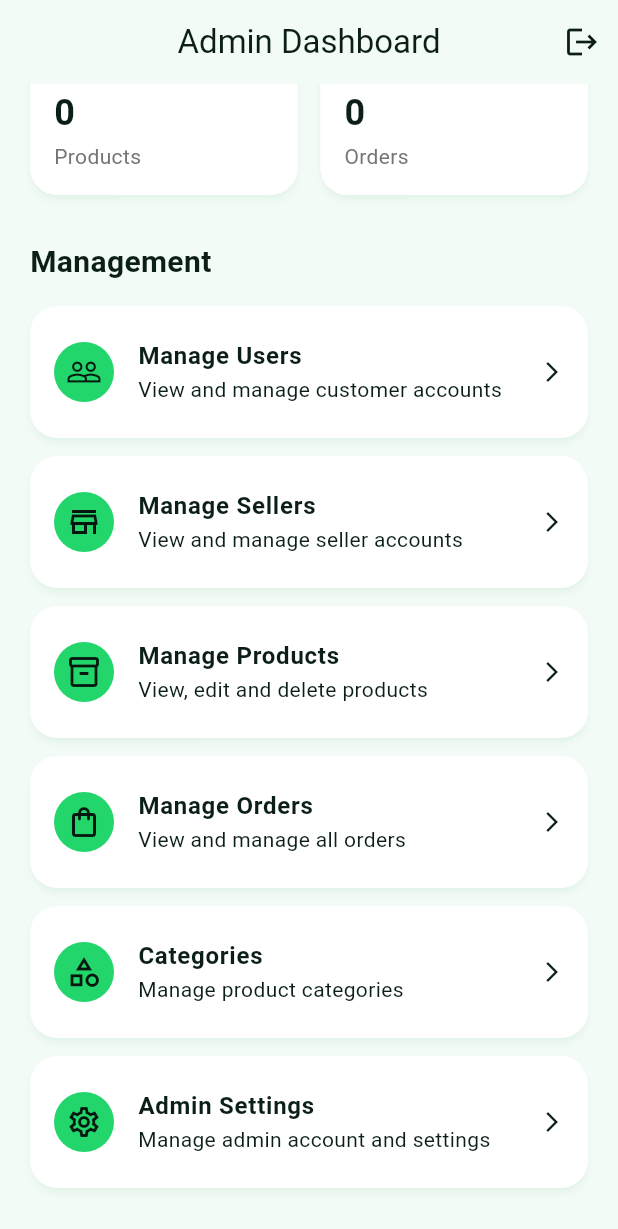
After one commit to maaz962/shop-flow, a Flutter app: the AdminDashboardScreen screen opened directly, scrolled down 290 dp, after a tap on "Manage Users", on a phone screen of 412 x 824 dp. The commit adds this screen. Shown: the top 1229 px of the screen. Run offline on Flutter 3.47's test engine with Material 3 defaults, Android fonts, the phone set to English and light mode, and no system bars; our stand-ins replace cloud_firestore, firebase_auth, firebase_core, get, google_sign_in, shared_preferences and 1 more; accounts and stored records are empty; Roboto replaces fonts that are missing (Poppins).

Commit message:
adminDashboardScreen

```diff
--- a/lib/app/routes/app_pages.dart
+++ b/lib/app/routes/app_pages.dart
@@ -1,37 +1,68 @@
+import 'package:get/get.dart';
 
-import 'package:get/get.dart';
+// General
+import 'package:shop_flow_app/views/splash/splash_screen.dart';
+import 'package:shop_flow_app/views/welcome/welcome_screen.dart';
+
+// Auth
 import 'package:shop_flow_app/views/auth/login_screen.dart';
 // import 'package:shop_flow_app/views/auth/otp_screen.dart';
 import 'package:shop_flow_app/views/auth/signup_screen.dart';
+
+// Customer
+import 'package:shop_flow_app/views/home/home_screen.dart';
+import 'package:shop_flow_app/views/products/product_details_screen.dart';
+import 'package:shop_flow_app/views/wishlist/wishlist_screen.dart';
+import 'package:shop_flow_app/views/cart/cart_screen.dart';
 import 'package:shop_flow_app/views/checkout/checkout_screen.dart';
 import 'package:shop_flow_app/views/orders/orders_screen.dart';
+import 'package:shop_flow_app/views/profile/profile_screen.dart';
+import 'package:shop_flow_app/views/settings/settings_screen.dart';
+
+// Seller
+import 'package:shop_flow_app/views/seller/seller_dashboard_screen.dart';
+import 'package:shop_flow_app/views/products/add_product_screen.dart';
 import 'package:shop_flow_app/views/products/edit_product_screen.dart';
-import 'package:shop_flow_app/views/profile/profile_screen.dart';
+import 'package:shop_flow_app/views/seller/my_products_screen.dart';
 import 'package:shop_flow_app/views/seller/store_profile_screen.dart';
-import '../../views/home/home_screen.dart';
-import '../../views/splash/splash_screen.dart';
-import '../../views/settings/settings_screen.dart';
+import 'package:shop_flow_app/views/seller/seller_orders_screen.dart';
+
 import 'app_routes.dart';
-import '../../views/products/add_product_screen.dart';
-import '../../views/products/product_details_screen.dart';
-import '../../views/wishlist/wishlist_screen.dart';
-import '../../views/seller/seller_dashboard_screen.dart';
-import '../../views/seller/my_products_screen.dart';
-import '../../views/cart/cart_screen.dart';
-import '../../views/welcome/welcome_screen.dart';
-import '../../views/checkout/checkout_screen.dart';
-import '../../views/orders/orders_screen.dart';
-import '../../views/seller/store_profile_screen.dart';
-import 'package:shop_flow_app/views/seller/seller_orders_screen.dart';
 
 class AppPages {
   static final pages = [
+
+    //  General
+
     GetPage(
       name: AppRoutes.splash,
       page: () => const SplashScreen(),
     ),
 
-             // customer
+    GetPage(
+      name: AppRoutes.welcome,
+      page: () => const WelcomeScreen(),
+    ),
+
+    // Auth
+
+    GetPage(
+      name: AppRoutes.login,
+      page: () => const LoginScreen(),
+    ),
+
+    GetPage(
+      name: AppRoutes.signup,
+      page: () => const SignupScreen(),
+    ),
+
+    // GetPage(
+    //   name: AppRoutes.otp,
+    //   page: () => const OtpScreen(),
+    // ),
+
+    //  Customer
+
     GetPage(
       name: AppRoutes.home,
       page: () => const HomeScreen(),
@@ -48,8 +79,23 @@ class AppPages {
     ),
 
     GetPage(
+      name: AppRoutes.cart,
+      page: () => const CartScreen(),
+    ),
+
+    GetPage(
+      name: AppRoutes.checkout,
+      page: () => const CheckoutScreen(),
+    ),
+
+    GetPage(
+      name: AppRoutes.orders,
+      page: () => const OrdersScreen(),
+    ),
+
+    GetPage(
       name: AppRoutes.profileScreen,
-      page: () =>  ProfileScreen(),
+      page: () => ProfileScreen(),
     ),
 
     GetPage(
@@ -57,23 +103,13 @@ class AppPages {
       page: () => const SettingsScreen(),
     ),
 
-             // Auth
+    //  Seller
+
     GetPage(
-      name: AppRoutes.login,
-      page: () => const LoginScreen(),
+      name: AppRoutes.sellerDashboard,
+      page: () => const SellerDashboardScreen(),
     ),
 
-    GetPage(
-      name: AppRoutes.signup,
-      page: () => const SignupScreen(),
-    ),
-
-    // GetPage(
-    //   name: AppRoutes.otp,
-    //   page: () => const OtpScreen(),
-    // ),
-
-             // Seller/ admin
     GetPage(
       name: AppRoutes.addProduct,
       page: () => const AddProductScreen(),
@@ -81,37 +117,14 @@ class AppPages {
 
     GetPage(
       name: AppRoutes.editProduct,
-      page: () => EditProductScreen(product: Get.arguments,),
-    ),
-
-    GetPage(
-        name: AppRoutes.sellerDashboard,
-        page: () => const SellerDashboardScreen(),
+      page: () => EditProductScreen(
+        product: Get.arguments,
+      ),
     ),
 
     GetPage(
       name: AppRoutes.myProducts,
       page: () => const MyProductsScreen(),
-    ),
-
-    GetPage(
-        name: AppRoutes.cart,
-        page: () => const CartScreen(),
-    ),
-
-    GetPage(
-      name: AppRoutes.welcome,
-      page: () => const WelcomeScreen(),
-    ),
-
-    GetPage(
-        name: AppRoutes.checkout,
-        page: () => const CheckoutScreen(),
-    ),
-
-    GetPage(
-        name: AppRoutes.orders,
-        page: () => const OrdersScreen(),
     ),
 
     GetPage(
@@ -124,6 +137,11 @@ class AppPages {
       page: () => const SellerOrdersScreen(),
     ),
 
+    //  Admin
+    GetPage(
+      name: AppRoutes.adminDashboard,
+      page: () => const AdminDashboardScreen(),
+    )
 
   ];
 }
--- a/lib/app/routes/app_routes.dart
+++ b/lib/app/routes/app_routes.dart
@@ -1,32 +1,31 @@
 class AppRoutes {
-  // general
+  // General
   static const splash = '/splash';
   static const welcome = '/welcome';
-
-  // customer
-  static const home = '/home';
-  static const wishlist = '/wishlist';
-  static const productDetails = '/product-details';
-  static const profileScreen = '/profile';
-  static const settings = '/settings';
 
   // Auth
   static const signup = '/signup';
   static const login = '/login';
   // static const otp = '/otp';
 
-  // Seller/ admin
-  static const addProduct = '/add-product';
-  static const editProduct = '/edit-product';
-  static const sellerDashboard = '/seller-dashboard';
-  static const myProducts = '/my-products';
-  static const String storeProfile = '/store-profile';
-  static const String sellerOrders = '/seller-orders';
-
-  // customer features
+  // Customer
+  static const home = '/home';
+  static const productDetails = '/product-details';
+  static const wishlist = '/wishlist';
   static const cart = '/cart';
   static const checkout = '/checkout';
   static const orders = '/orders';
+  static const profileScreen = '/profile';
+  static const settings = '/settings';
 
+  // Seller
+  static const sellerDashboard = '/seller-dashboard';
+  static const addProduct = '/add-product';
+  static const editProduct = '/edit-product';
+  static const myProducts = '/my-products';
+  static const storeProfile = '/store-profile';
+  static const sellerOrders = '/seller-orders';
 
+  // Admin
+  static const adminDashboard = '/admin-dashboard';
 }
--- a/lib/controllers/auth_controller.dart
+++ b/lib/controllers/auth_controller.dart
@@ -212,13 +212,14 @@ class AuthController extends GetxController {
   Future<void> navigateByRole() async{
     final role = userModel.value?.role;
 
-    if(role == 'admin' || role == 'seller'){
-      Get.offNamed(
-        AppRoutes.sellerDashboard,
-      );
+    if(role == 'admin') {
+      Get.offNamed(AppRoutes.adminDashboard);
+    } else if (role == 'seller') {
+      Get.offNamed(AppRoutes.sellerDashboard);
     } else {
-      Get.offNamed(AppRoutes.home,);
+      Get.offNamed(AppRoutes.home);
     }
+
   }
 
   // google login
--- /dev/null
+++ b/lib/views/admin/admin_dashboard_screen.dart
@@ -0,0 +1,248 @@
+import 'package:flutter/material.dart';
+import 'package:get/get.dart';
+import 'package:shop_flow_app/app/routes/app_routes.dart';
+import 'package:shop_flow_app/controllers/auth_controller.dart';
+
+class AdminDashboardScreen extends StatelessWidget {
+  const AdminDashboardScreen({super.key});
+
+  @override
+  Widget build(BuildContext context) {
+    final authController = Get.find<AuthController>();
+
+    final adminName =
+        authController.userModel.value?.name ?? 'Admin';
+
+    return Scaffold(
+      appBar: AppBar(
+        automaticallyImplyLeading: false,
+        title: const Text('Admin Dashboard'),
+        actions: [
+          IconButton(
+            onPressed: () {
+              authController.logout();
+            },
+            icon: const Icon(Icons.logout),
+            tooltip: 'Logout',
+          ),
+        ],
+      ),
+
+      body: SingleChildScrollView(
+        padding: const EdgeInsets.all(20),
+        child: Column(
+          crossAxisAlignment: CrossAxisAlignment.start,
+          children: [
+
+            // Welcome
+            Text(
+              'Welcome, $adminName 👋',
+              style: const TextStyle(
+                fontSize: 26,
+                fontWeight: FontWeight.bold,
+              ),
+            ),
+
+            const SizedBox(height: 8),
+
+            Text(
+              'Manage your ShopFlow platform from here.',
+              style: TextStyle(
+                fontSize: 15,
+                color: Colors.grey.shade600,
+              ),
+            ),
+
+            const SizedBox(height: 25),
+
+            // Statistics
+            GridView.count(
+              crossAxisCount: 2,
+              crossAxisSpacing: 15,
+              mainAxisSpacing: 15,
+              shrinkWrap: true,
+              physics: const NeverScrollableScrollPhysics(),
+              childAspectRatio: 1.5,
+              children: const [
+                _StatCard(
+                  title: 'Users',
+                  value: '0',
+                  icon: Icons.people,
+                ),
+                _StatCard(
+                  title: 'Sellers',
+                  value: '0',
+                  icon: Icons.store,
+                ),
+                _StatCard(
+                  title: 'Products',
+                  value: '0',
+                  icon: Icons.inventory_2,
+                ),
+                _StatCard(
+                  title: 'Orders',
+                  value: '0',
+                  icon: Icons.shopping_bag,
+                ),
+              ],
+            ),
+
+            const SizedBox(height: 30),
+
+            const Text(
+              'Management',
+              style: TextStyle(
+                fontSize: 20,
+                fontWeight: FontWeight.bold,
+              ),
+            ),
+
+            const SizedBox(height: 15),
+
+            _DashboardCard(
+              icon: Icons.people_outline,
+              title: 'Manage Users',
+              subtitle: 'View and manage customer accounts',
+              onTap: () {
+                // Coming soon
+              },
+            ),
+
+            _DashboardCard(
+              icon: Icons.store_outlined,
+              title: 'Manage Sellers',
+              subtitle: 'View and manage seller accounts',
+              onTap: () {
+                // Coming soon
+              },
+            ),
+
+            _DashboardCard(
+              icon: Icons.inventory_2_outlined,
+              title: 'Manage Products',
+              subtitle: 'View, edit and delete products',
+              onTap: () {
+                // Coming soon
+              },
+            ),
+
+            _DashboardCard(
+              icon: Icons.shopping_bag_outlined,
+              title: 'Manage Orders',
+              subtitle: 'View and manage all orders',
+              onTap: () {
+                // Coming soon
+              },
+            ),
+
+            _DashboardCard(
+              icon: Icons.category_outlined,
+              title: 'Categories',
+              subtitle: 'Manage product categories',
+              onTap: () {
+                // Coming soon
+              },
+            ),
+
+            _DashboardCard(
+              icon: Icons.settings_outlined,
+              title: 'Admin Settings',
+              subtitle: 'Manage admin account and settings',
+              onTap: () {
+                Get.toNamed(AppRoutes.settings);
+              },
+            ),
+          ],
+        ),
+      ),
+    );
+  }
+}
+
+// ==================== Statistics Card ====================
+
+class _StatCard extends StatelessWidget {
+  final String title;
+  final String value;
+  final IconData icon;
+
+  const _StatCard({
+    required this.title,
+    required this.value,
+    required this.icon,
+  });
+
+  @override
+  Widget build(BuildContext context) {
+    return Card(
+      elevation: 2,
+      child: Padding(
+        padding: const EdgeInsets.all(16),
+        child: Column(
+          crossAxisAlignment: CrossAxisAlignment.start,
+          mainAxisAlignment: MainAxisAlignment.spaceBetween,
+          children: [
+            Icon(
+              icon,
+              size: 30,
+            ),
+            Text(
+              value,
+              style: const TextStyle(
+                fontSize: 24,
+                fontWeight: FontWeight.bold,
+              ),
+            ),
+            Text(
+              title,
+              style: TextStyle(
+                color: Colors.grey.shade600,
+              ),
+            ),
+          ],
+        ),
+      ),
+    );
+  }
+}
+
+// ==================== Dashboard Card ====================
+
+class _DashboardCard extends StatelessWidget {
+  final IconData icon;
+  final String title;
+  final String subtitle;
+  final VoidCallback onTap;
+
+  const _DashboardCard({
+    required this.icon,
+    required this.title,
+    required this.subtitle,
+    required this.onTap,
+  });
+
+  @override
+  Widget build(BuildContext context) {
+    return Card(
+      margin: const EdgeInsets.only(bottom: 12),
+      child: ListTile(
+        contentPadding: const EdgeInsets.symmetric(
+          horizontal: 16,
+          vertical: 8,
+        ),
+        leading: CircleAvatar(
+          child: Icon(icon),
+        ),
+        title: Text(
+          title,
+          style: const TextStyle(
+            fontWeight: FontWeight.w600,
+          ),
+        ),
+        subtitle: Text(subtitle),
+        trailing: const Icon(Icons.arrow_forward_ios, size: 16),
+        onTap: onTap,
+      ),
+    );
+  }
+}
```
